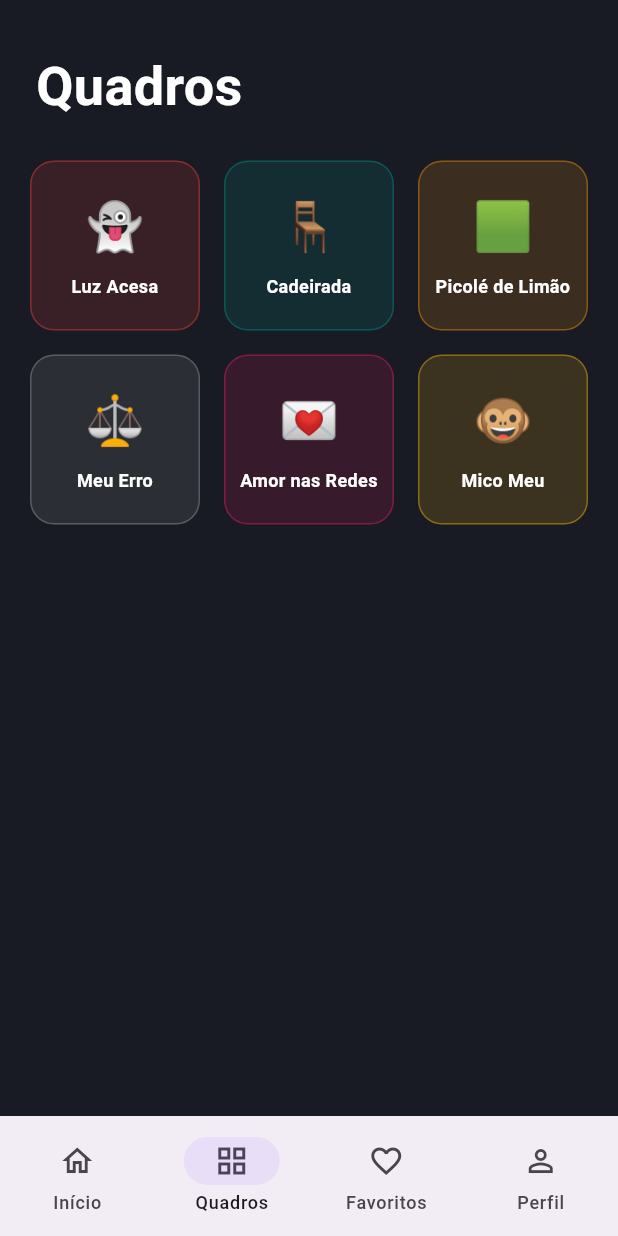
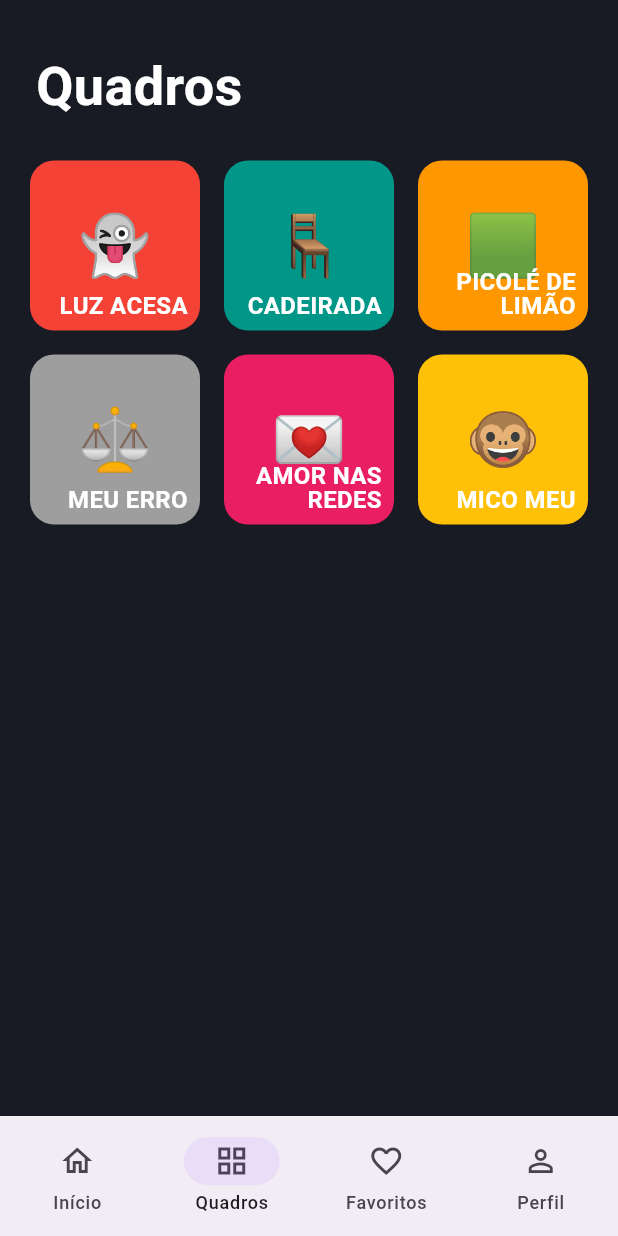
Before and after one commit to brudrago/PodcastApp, a Flutter app: the screen it shows after launch, item 2 of the bottom bar chosen, on a phone screen of 412 x 824 dp. Run offline on Flutter 3.47's test engine with Material 3 defaults, Android fonts, the phone set to English and light mode, and no system bars; our stand-ins replace cached_network_image, go_router.

Commit message:
[Podcast] Adjust to sections be clikabel

```diff
--- a/podcast_app/lib/features/sections/screen/sections_screen.dart
+++ b/podcast_app/lib/features/sections/screen/sections_screen.dart
@@ -47,7 +47,10 @@ class SectionsScreen extends StatelessWidget {
                 itemBuilder: (context, index) {
                   final section = sections[index];
 
-                  return SectionCard(section: section);
+                  return SectionCard(
+                    section: section,
+                    onTap: () => print('Tapped: ${section.title}'),
+                  );
                 },
               ),
             ),
--- a/podcast_app/lib/features/sections/widgets/section_card.dart
+++ b/podcast_app/lib/features/sections/widgets/section_card.dart
@@ -1,40 +1,54 @@
 import 'package:flutter/material.dart';
 import 'package:podcast_app/features/sections/models/section_item.dart';
 
-class SectionCard extends StatelessWidget {
-  const SectionCard({super.key, required this.section});
+class SectionCard extends StatelessWidget{
+  const SectionCard({
+    super.key,
+    required this.section,
+    required this.onTap,
+     });
 
   final SectionItem section;
+  final VoidCallback onTap;
 
   @override
-  Widget build(BuildContext context) {
-    return Container(
+Widget build(BuildContext context) {
+  return InkWell(
+    borderRadius: BorderRadius.circular(16),
+    onTap: onTap,
+    child: Container(
       decoration: BoxDecoration(
-        color: section.color.withValues(alpha: 0.15),
+        color: section.color,
         borderRadius: BorderRadius.circular(16),
-        border: Border.all(color: section.color.withValues(alpha: 0.4), width: 1),
       ),
-      child: Column(
-        mainAxisAlignment: MainAxisAlignment.center,
+      child: Stack(
         children: [
-          Text(section.emoji, style: const TextStyle(fontSize: 32)),
-          const SizedBox(height: 8),
-          Padding(
-            padding: const EdgeInsets.symmetric(horizontal: 8),
+          Center(
             child: Text(
-              section.title,
-              textAlign: TextAlign.center,
+              section.emoji,
+              style: const TextStyle(fontSize: 40),
+            ),
+          ),
+          Positioned(
+            left: 8,
+            right: 8,
+            bottom: 8,
+            child: Text(
+              section.title.toUpperCase(),
+              textAlign: TextAlign.right,
               maxLines: 2,
               overflow: TextOverflow.ellipsis,
               style: const TextStyle(
                 color: Colors.white,
-                fontSize: 12,
-                fontWeight: FontWeight.w600,
+                fontSize: 16,
+                height: 1,
+                fontWeight: FontWeight.bold,
               ),
             ),
           ),
         ],
       ),
-    );
-  }
+    ),
+  );
 }
+}
```
